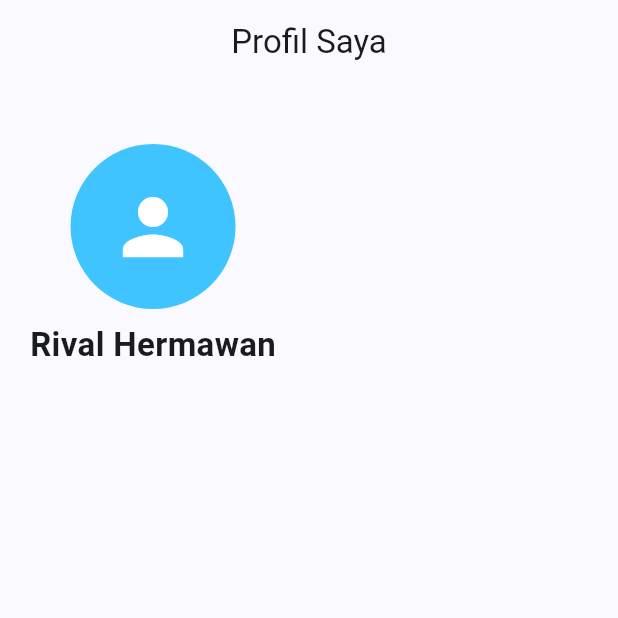
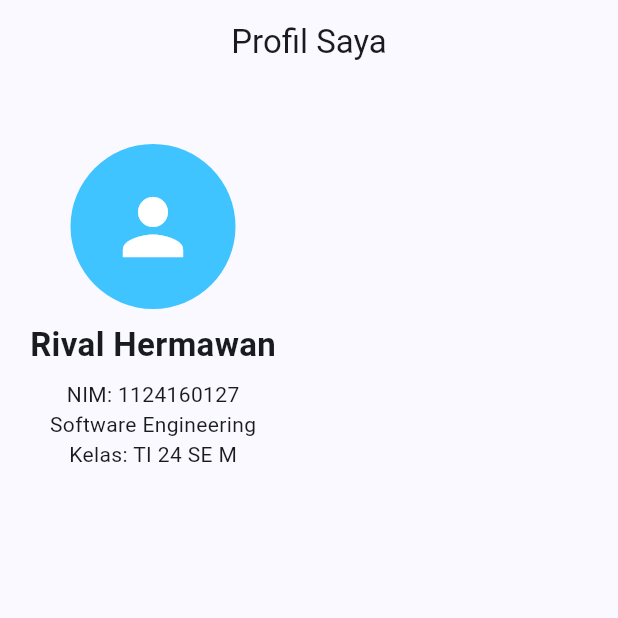
Before and after one commit to Paulothejungle/uts_aplikasi_mobile, a Flutter app: the screen it shows after launch, on a phone screen of 412 x 824 dp, the top half of it. Run offline on Flutter 3.47's test engine with Material 3 defaults, Android fonts, the phone set to English and light mode, and no system bars.

Commit message:
create:student identity

```diff
--- a/lib/main.dart
+++ b/lib/main.dart
@@ -60,7 +60,14 @@ class MyInfoRow extends StatelessWidget {
                   ),
                 ),
 
+                SizedBox(height: 8),
 
+                // student identity
+                Text('NIM: 1124160127'),
+                Text('Software Engineering'),
+                Text('Kelas: TI 24 SE M'),
+
+                SizedBox(height: 12),
               ],
             )
         ),
```
